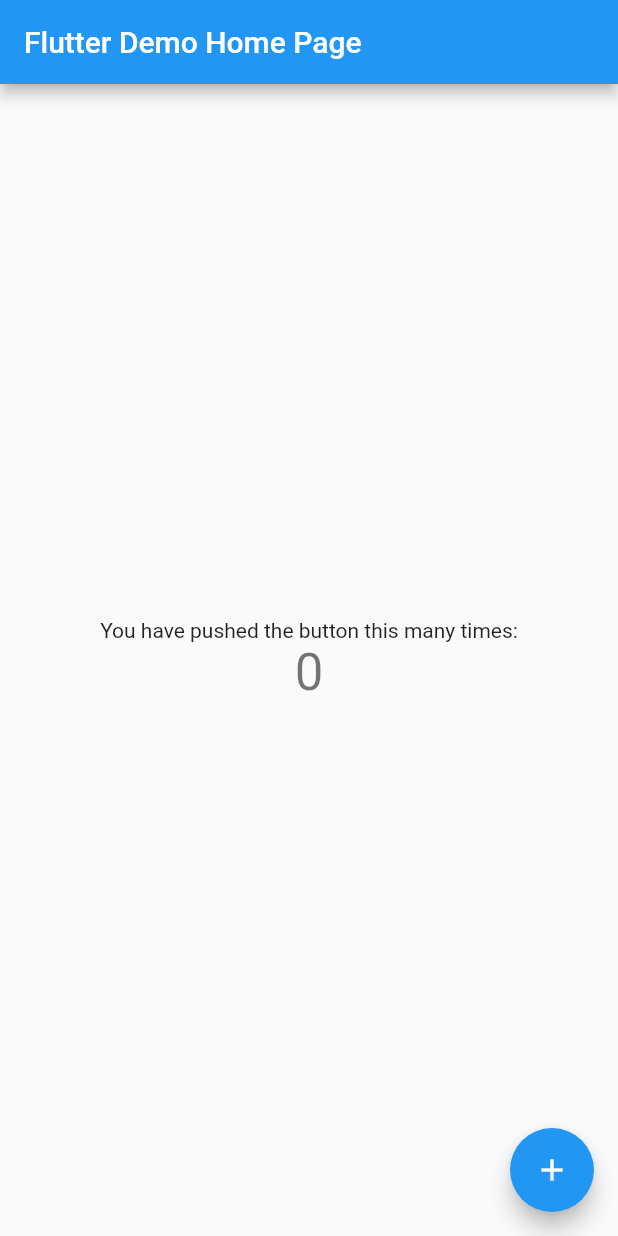
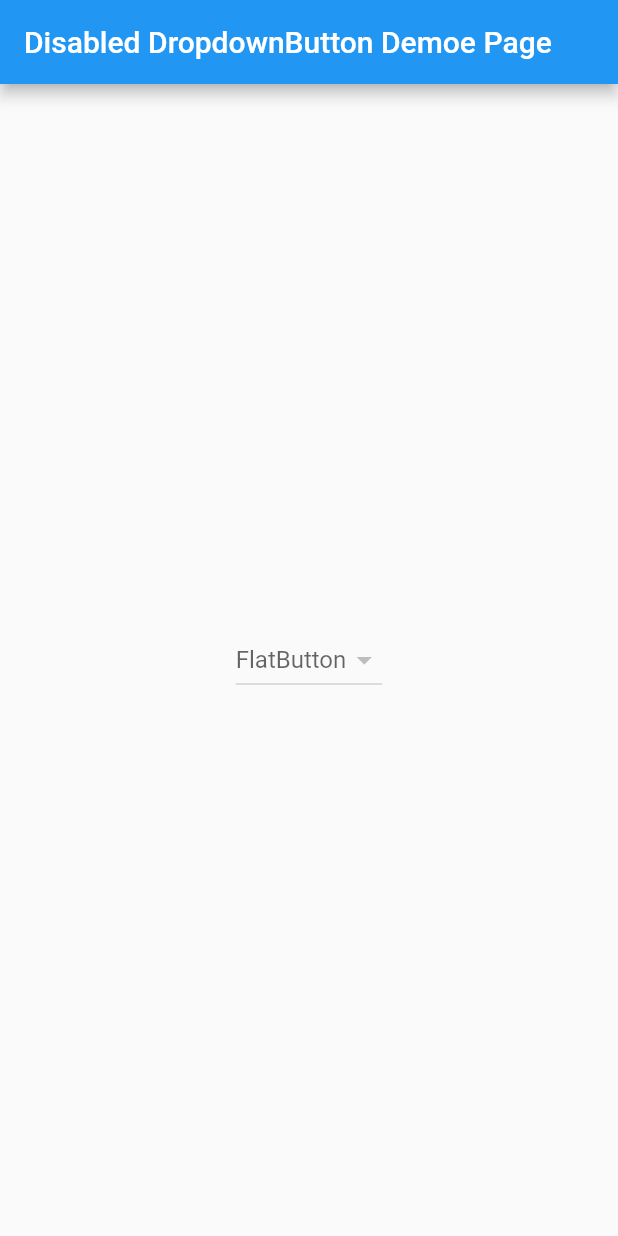
Before and after one commit to Rutile3/flutter_disabled_dropdown_button, a Flutter app: the screen it shows after launch, on a phone screen of 412 x 824 dp. Run offline on Flutter 3.47's test engine with Material 2 defaults, Android fonts, the phone set to English and light mode, and no system bars.

Commit message:
✨ 作成

```diff
--- a/lib/main.dart
+++ b/lib/main.dart
@@ -9,40 +9,14 @@ class MyApp extends StatelessWidget {
   @override
   Widget build(BuildContext context) {
     return MaterialApp(
-      title: 'Flutter Demo',
-      theme: ThemeData(
-        // This is the theme of your application.
-        //
-        // Try running your application with "flutter run". You'll see the
-        // application has a blue toolbar. Then, without quitting the app, try
-        // changing the primarySwatch below to Colors.green and then invoke
-        // "hot reload" (press "r" in the console where you ran "flutter run",
-        // or simply save your changes to "hot reload" in a Flutter IDE).
-        // Notice that the counter didn't reset back to zero; the application
-        // is not restarted.
-        primarySwatch: Colors.blue,
-        // This makes the visual density adapt to the platform that you run
-        // the app on. For desktop platforms, the controls will be smaller and
-        // closer together (more dense) than on mobile platforms.
-        visualDensity: VisualDensity.adaptivePlatformDensity,
-      ),
-      home: MyHomePage(title: 'Flutter Demo Home Page'),
+      title: 'Disabled DropdownButton Demo',
+      home: MyHomePage(title: 'Disabled DropdownButton Demoe Page'),
     );
   }
 }
 
 class MyHomePage extends StatefulWidget {
   MyHomePage({Key key, this.title}) : super(key: key);
-
-  // This widget is the home page of your application. It is stateful, meaning
-  // that it has a State object (defined below) that contains fields that affect
-  // how it looks.
-
-  // This class is the configuration for the state. It holds the values (in this
-  // case the title) provided by the parent (in this case the App widget) and
-  // used by the build method of the State. Fields in a Widget subclass are
-  // always marked "final".
-
   final String title;
 
   @override
@@ -50,68 +24,39 @@ class MyHomePage extends StatefulWidget {
 }
 
 class _MyHomePageState extends State<MyHomePage> {
-  int _counter = 0;
-
-  void _incrementCounter() {
-    setState(() {
-      // This call to setState tells the Flutter framework that something has
-      // changed in this State, which causes it to rerun the build method below
-      // so that the display can reflect the updated values. If we changed
-      // _counter without calling setState(), then the build method would not be
-      // called again, and so nothing would appear to happen.
-      _counter++;
-    });
-  }
+  String _value = _list.first;
+  static const List<String> _list = [
+    'FlatButton',
+    'RaisedButton',
+    'OutlineButton',
+    'IconButton',
+    'FloatingActionButton',
+    'PopupMenuButton',
+    'DropdownButton',
+  ];
 
   @override
   Widget build(BuildContext context) {
-    // This method is rerun every time setState is called, for instance as done
-    // by the _incrementCounter method above.
-    //
-    // The Flutter framework has been optimized to make rerunning build methods
-    // fast, so that you can just rebuild anything that needs updating rather
-    // than having to individually change instances of widgets.
     return Scaffold(
       appBar: AppBar(
-        // Here we take the value from the MyHomePage object that was created by
-        // the App.build method, and use it to set our appbar title.
         title: Text(widget.title),
       ),
       body: Center(
-        // Center is a layout widget. It takes a single child and positions it
-        // in the middle of the parent.
         child: Column(
-          // Column is also a layout widget. It takes a list of children and
-          // arranges them vertically. By default, it sizes itself to fit its
-          // children horizontally, and tries to be as tall as its parent.
-          //
-          // Invoke "debug painting" (press "p" in the console, choose the
-          // "Toggle Debug Paint" action from the Flutter Inspector in Android
-          // Studio, or the "Toggle Debug Paint" command in Visual Studio Code)
-          // to see the wireframe for each widget.
-          //
-          // Column has various properties to control how it sizes itself and
-          // how it positions its children. Here we use mainAxisAlignment to
-          // center the children vertically; the main axis here is the vertical
-          // axis because Columns are vertical (the cross axis would be
-          // horizontal).
           mainAxisAlignment: MainAxisAlignment.center,
           children: <Widget>[
-            Text(
-              'You have pushed the button this many times:',
-            ),
-            Text(
-              '$_counter',
-              style: Theme.of(context).textTheme.headline4,
+            DropdownButton(
+              disabledHint: Text(_value),
             ),
           ],
         ),
       ),
-      floatingActionButton: FloatingActionButton(
-        onPressed: _incrementCounter,
-        tooltip: 'Increment',
-        child: Icon(Icons.add),
-      ), // This trailing comma makes auto-formatting nicer for build methods.
     );
   }
+
+  void _onChanged(String value) {
+    setState(() {
+      _value = value;
+    });
+  }
 }
```
